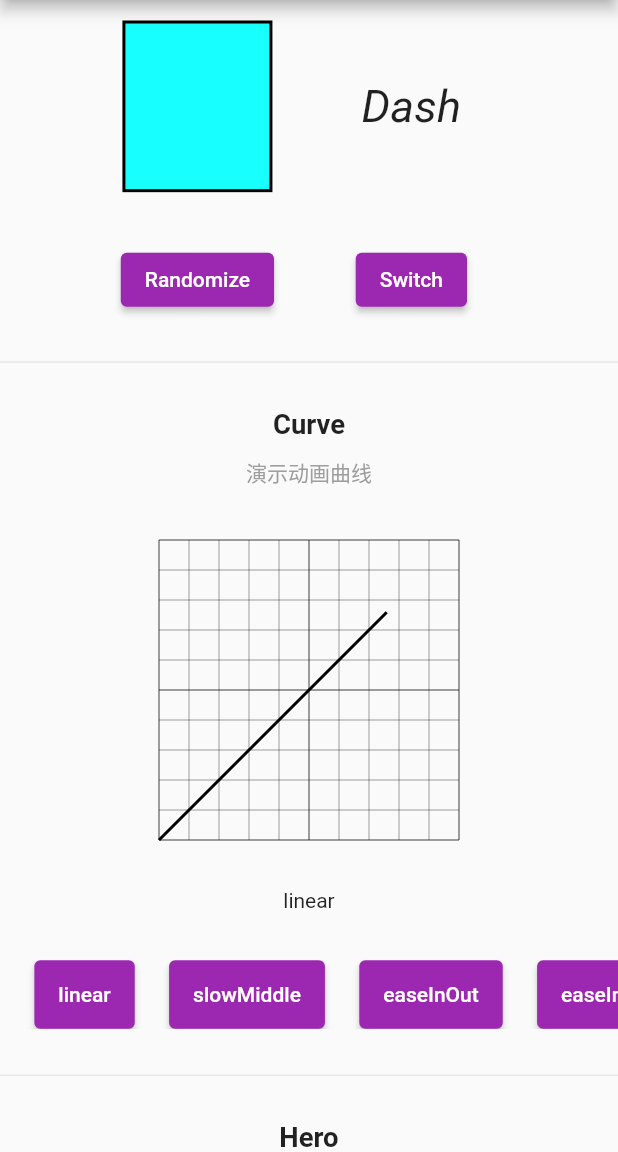
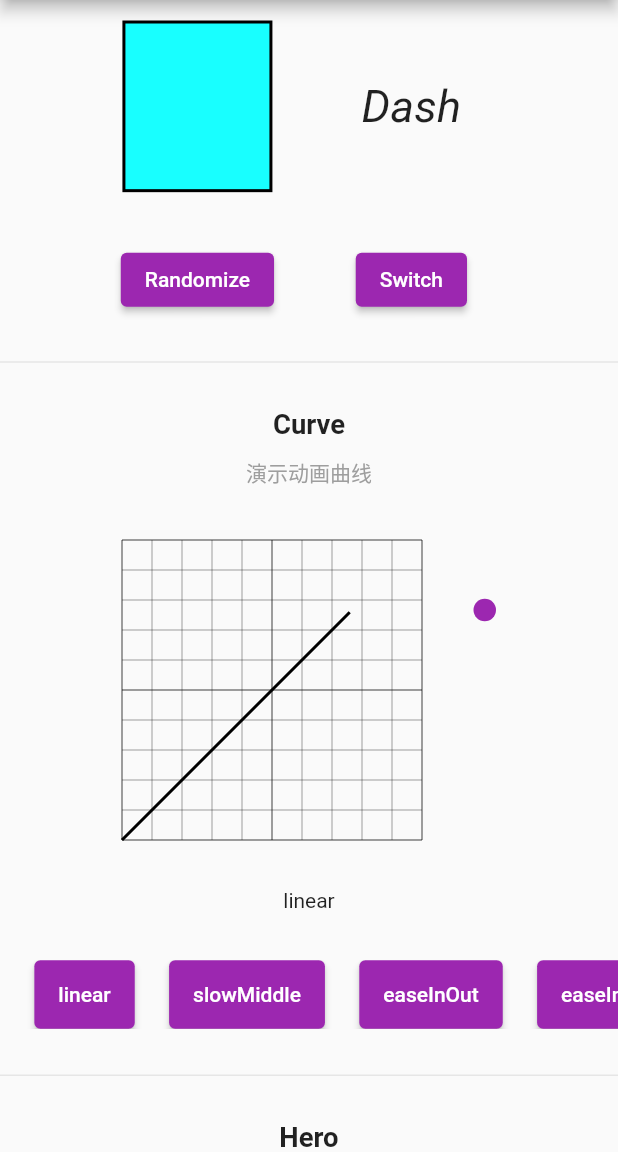
Before and after one commit to SimonCherryGZ/flutter_resume, a Flutter app: the SampleAnimationScreen screen opened by its route, scrolled down 576 dp, on a phone screen of 412 x 824 dp, the part 84-1236 px from its top. Run offline on Flutter 3.47's test engine with Material 2 defaults, Android fonts, the phone set to English and light mode, and no system bars; drawn by our look-alikes of flutter_easyloading, oktoast; our stand-ins replace bloc, cached_network_image, device_preview, dio, easy_refresh, flutter_bloc and 2 more; missing offline and left inert: flutter_syntax_view; accounts and stored records are empty; generated files the repository leaves out were written again; network calls fail; statements that could not run were skipped.

Commit message:
feat(sample): 动画曲线示例增加小球运动

```diff
--- a/lib/presentation/sample/animation/widget/curve_showcase_widget.dart
+++ b/lib/presentation/sample/animation/widget/curve_showcase_widget.dart
@@ -47,11 +47,17 @@ class _CurveShowcaseWidgetState extends State<CurveShowcaseWidget>
       title: 'Curve',
       content: '演示动画曲线',
       builder: (context) {
+        const gridPaperSize = 200.0;
+        const ballSize = 15.0;
         return Column(
           children: [
+            Row(
+              mainAxisAlignment: MainAxisAlignment.center,
+              crossAxisAlignment: CrossAxisAlignment.end,
+              children: [
                 SizedBox(
-              width: 200,
-              height: 200,
+                  width: gridPaperSize,
+                  height: gridPaperSize,
                   child: GridPaper(
                     color: Colors.black.withOpacity(0.5),
                     divisions: 1,
@@ -70,6 +76,30 @@ class _CurveShowcaseWidgetState extends State<CurveShowcaseWidget>
                       },
                     ),
                   ),
+                ),
+                SizedBox(width: 30.ss()),
+                AnimatedBuilder(
+                  animation: _controller.view,
+                  builder: (context, child) {
+                    final offsetY = _curveNotifier.value.value
+                                .transform(_controller.value) *
+                            gridPaperSize -
+                        (ballSize / 2);
+                    return Transform.translate(
+                      offset: Offset(0, -offsetY),
+                      child: child,
+                    );
+                  },
+                  child: Container(
+                    width: ballSize,
+                    height: ballSize,
+                    decoration: BoxDecoration(
+                      shape: BoxShape.circle,
+                      color: Theme.of(context).primaryColor,
+                    ),
+                  ),
+                ),
+              ],
             ),
             SizedBox(
               height: 70.ss(),
```
Lines whose indentation alone changed are shown as unchanged.
